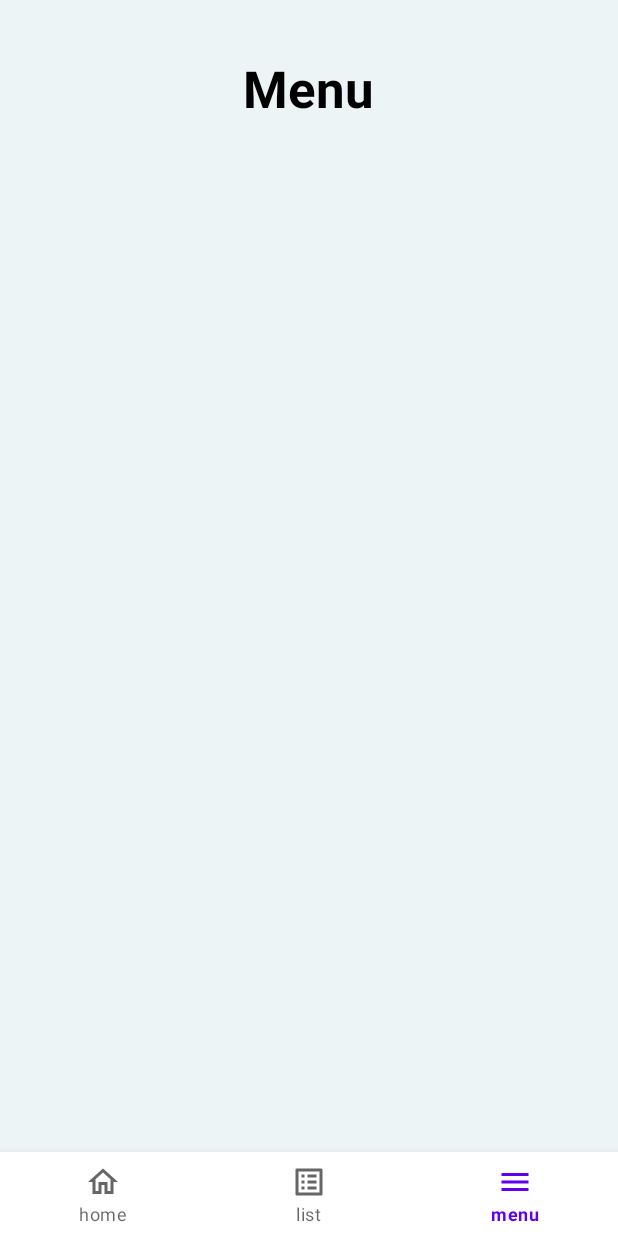
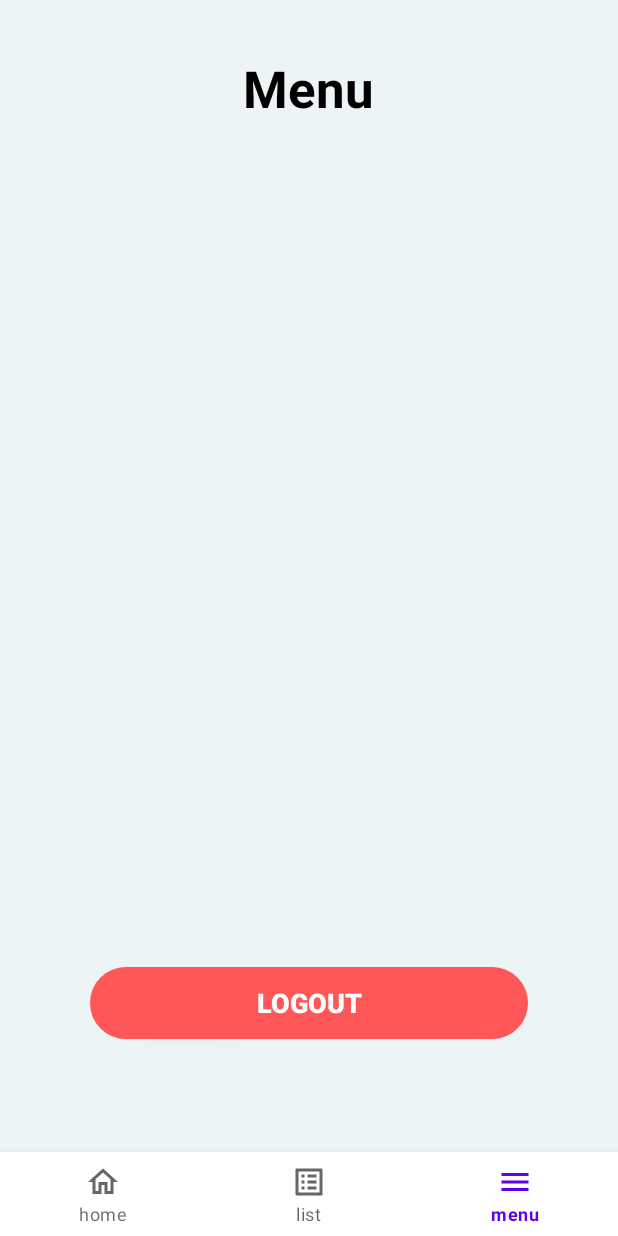
Before and after one commit to BernhardRicardo/documed, an Android app: the HomeActivity screen opened directly, with no data from a screen before it, item 3 of the bottom bar chosen, on a phone screen of 412 x 824 dp. Run offline under Robolectric (Android 15) with nearby library versions, the phone set to English and light mode, and no system bars.

Commit message:
implement login and logout using shared preferences

```diff
--- a/app/src/main/java/com/android/documed/Activity/HomeActivity.java
+++ b/app/src/main/java/com/android/documed/Activity/HomeActivity.java
@@ -19,10 +19,14 @@ import com.android.documed.databinding.ActivityMainBinding;
 public class HomeActivity extends AppCompatActivity {
 
     ActivityHomeBinding binding;
+    SharedPreferences sp;
+    SharedPreferences.Editor editor;
 
     @Override
     protected void onCreate(Bundle savedInstanceState) {
         super.onCreate(savedInstanceState);
+        sp = getSharedPreferences("MyUserPrefs", Context.MODE_PRIVATE);
+
         binding = ActivityHomeBinding.inflate(getLayoutInflater());
         setContentView(binding.getRoot());
         replaceFragment(new HomeFragment());
@@ -41,7 +45,7 @@ public class HomeActivity extends AppCompatActivity {
                     replaceFragment(new ListFragment());
                     break;
                 case R.id.menu:
-                    replaceFragment(new MenuFragment());
+                    replaceFragment(new MenuFragment(sp, editor));
                     break;
             }
 
--- a/app/src/main/java/com/android/documed/Activity/MainActivity.java
+++ b/app/src/main/java/com/android/documed/Activity/MainActivity.java
@@ -68,6 +68,10 @@ public class MainActivity extends AppCompatActivity {
 
         sp = getSharedPreferences("MyUserPrefs", Context.MODE_PRIVATE);
 
+        if(sp.contains("profession")){
+            openHomeActivity();
+        }else {
+
             button.setOnClickListener(new View.OnClickListener() {
                 @Override
                 public void onClick(View view) {
@@ -77,11 +81,12 @@ public class MainActivity extends AppCompatActivity {
                     SharedPreferences.Editor editor = sp.edit();
                     editor.putString("profession", professionStr);
                     editor.putString("language", languageStr);
+                    editor.commit();
                     openHomeActivity();
                 }
             });
 
-
+        }
 
         spinnerLanguages.setOnItemSelectedListener(new AdapterView.OnItemSelectedListener() {
             @Override
--- a/app/src/main/java/com/android/documed/Fragment/MenuFragment.java
+++ b/app/src/main/java/com/android/documed/Fragment/MenuFragment.java
@@ -1,5 +1,8 @@
 package com.android.documed.Fragment;
 
+import android.content.Context;
+import android.content.Intent;
+import android.content.SharedPreferences;
 import android.os.Bundle;
 
 import androidx.fragment.app.Fragment;
@@ -7,7 +10,9 @@ import androidx.fragment.app.Fragment;
 import android.view.LayoutInflater;
 import android.view.View;
 import android.view.ViewGroup;
+import android.widget.Button;
 
+import com.android.documed.Activity.MainActivity;
 import com.android.documed.R;
 
 ///**
@@ -16,51 +21,35 @@ import com.android.documed.R;
 // * create an instance of this fragment.
 // */
 public class MenuFragment extends Fragment {
-
-//    // TODO: Rename parameter arguments, choose names that match
-//    // the fragment initialization parameters, e.g. ARG_ITEM_NUMBER
-//    private static final String ARG_PARAM1 = "param1";
-//    private static final String ARG_PARAM2 = "param2";
-//
-//    // TODO: Rename and change types of parameters
-//    private String mParam1;
-//    private String mParam2;
-//
-//    public MenuFragment() {
-//        // Required empty public constructor
-//    }
-//
-//    /**
-//     * Use this factory method to create a new instance of
-//     * this fragment using the provided parameters.
-//     *
-//     * @param param1 Parameter 1.
-//     * @param param2 Parameter 2.
-//     * @return A new instance of fragment MenuFragment.
-//     */
-//    // TODO: Rename and change types and number of parameters
-//    public static MenuFragment newInstance(String param1, String param2) {
-//        MenuFragment fragment = new MenuFragment();
-//        Bundle args = new Bundle();
-//        args.putString(ARG_PARAM1, param1);
-//        args.putString(ARG_PARAM2, param2);
-//        fragment.setArguments(args);
-//        return fragment;
-//    }
-//
-//    @Override
-//    public void onCreate(Bundle savedInstanceState) {
-//        super.onCreate(savedInstanceState);
-//        if (getArguments() != null) {
-//            mParam1 = getArguments().getString(ARG_PARAM1);
-//            mParam2 = getArguments().getString(ARG_PARAM2);
-//        }
-//    }
+    Button btnLogout;
+    SharedPreferences sp;
+    SharedPreferences.Editor editor;
+    public MenuFragment(SharedPreferences sp, SharedPreferences.Editor editor) {
+        this.editor = editor;
+        this.sp = sp;
+        this.editor = this.sp.edit();
+    }
 
     @Override
     public View onCreateView(LayoutInflater inflater, ViewGroup container,
                              Bundle savedInstanceState) {
+
         // Inflate the layout for this fragment
         return inflater.inflate(R.layout.fragment_menu, container, false);
     }
+
+    public void onViewCreated(View view, Bundle savedInstanceState){
+        super.onViewCreated(view,savedInstanceState);
+
+        btnLogout = (Button) view.findViewById(R.id.btnLogout);
+        btnLogout.setOnClickListener(new View.OnClickListener() {
+            @Override
+            public void onClick(View view) {
+                editor.clear();
+                editor.commit();
+                Intent intent = new Intent(getActivity(), MainActivity.class);
+                startActivity(intent);
+            }
+        });
+    }
 }
--- /dev/null
+++ b/app/src/main/res/drawable/curved_red_bg.xml
@@ -0,0 +1,7 @@
+<?xml version="1.0" encoding="utf-8"?>
+<shape xmlns:android="http://schemas.android.com/apk/res/android">
+<solid android:color="#FF5757"/>
+<stroke android:width="3dp" android:color="#FF5757" />
+<corners android:radius="50dp"/>
+<padding android:left="0dp" android:top="0dp" android:right="0dp" android:bottom="0dp" />
+</shape>
--- a/app/src/main/res/layout/fragment_menu.xml
+++ b/app/src/main/res/layout/fragment_menu.xml
@@ -19,4 +19,20 @@
         android:textStyle="bold"
         android:layout_centerHorizontal="true"
         />
+
+    <androidx.appcompat.widget.AppCompatButton
+        android:id="@+id/btnLogout"
+        android:layout_centerHorizontal="true"
+        android:layout_alignParentBottom="true"
+        android:layout_marginBottom="75dp"
+        android:layout_marginTop="5dp"
+        android:background="@drawable/curved_red_bg"
+        android:layout_width="match_parent"
+        android:layout_height="wrap_content"
+        android:layout_marginRight="120dp"
+        android:textStyle="bold"
+        android:textSize="18sp"
+        android:textAllCaps="false"
+        android:textColor="@color/white"
+        android:text="LOGOUT" />
 </RelativeLayout>
```
Lines whose indentation alone changed are shown as unchanged.
